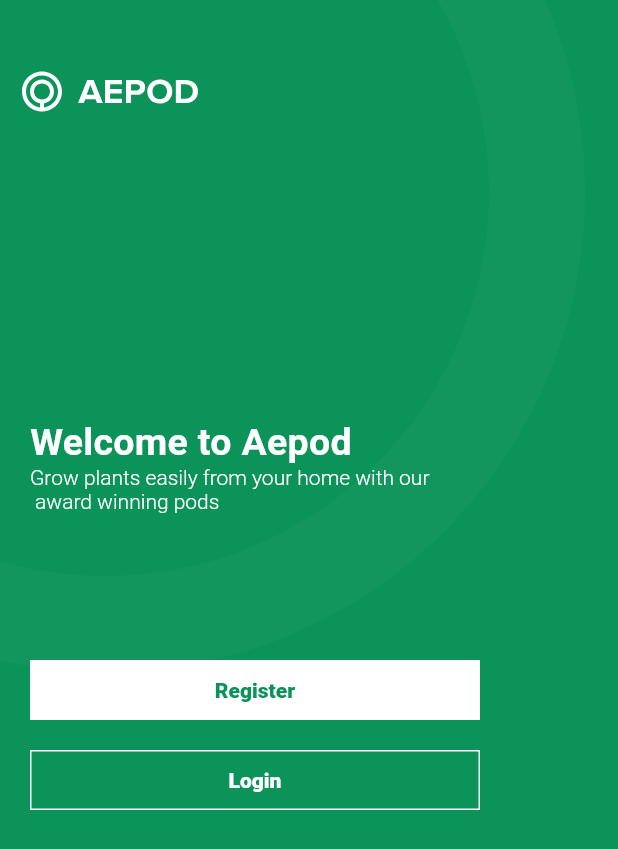
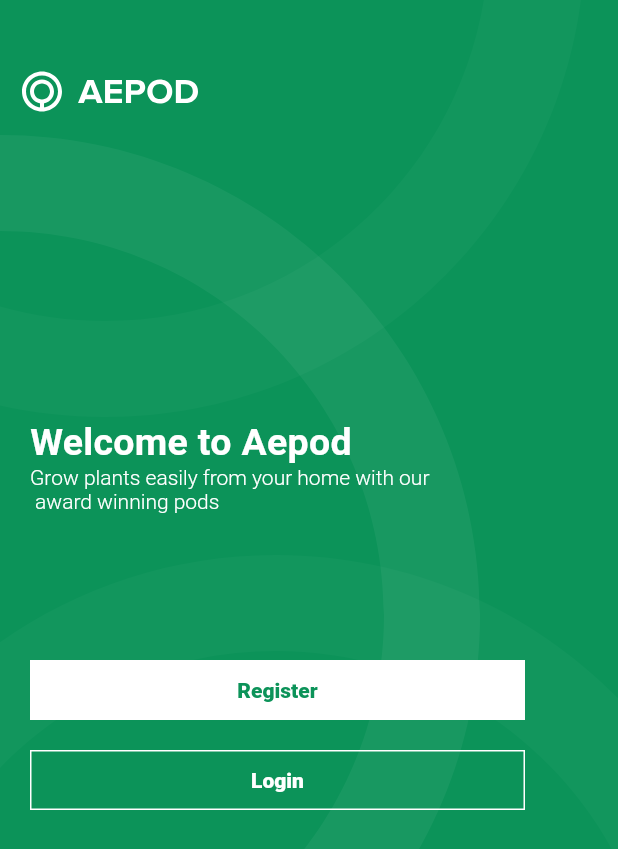
Before and after one commit to Jonyango/Aepod, a Flutter app: the screen it shows after launch, on a phone screen of 412 x 824 dp. Shown: the top 849 px of the screen. Run offline on Flutter 3.47's test engine with Material 2 defaults, Android fonts, the phone set to English and light mode, and no system bars; our stand-ins replace flutter_svg.

```diff
--- a/lib/components/button.dart
+++ b/lib/components/button.dart
@@ -10,7 +10,7 @@ class Button extends StatelessWidget {
   @override
   Widget build(BuildContext context) {
     return Container(
-      width: 300,
+      width: 330,
       height: 40,
       decoration: BoxDecoration(
         border: Border.all(color: Colors.white),
--- a/lib/screens/welcome_screen.dart
+++ b/lib/screens/welcome_screen.dart
@@ -13,12 +13,20 @@ class WelcomeScreen extends StatelessWidget {
             Align(
               alignment: Alignment.topLeft,
               child: Padding(
-                padding: EdgeInsets.only(left: 12.0, top:45.0),
+                padding: EdgeInsets.only(left: 12.0, top: 45.0),
                 child: SvgPicture.asset('assets/images/icon.svg',
                     color: Colors.white),
               ),
             ),
-            SvgPicture.asset('assets/images/Ellipse 1 (Stroke).svg'),
+            Positioned(
+              top: -170,
+              child: SvgPicture.asset('assets/images/Ellipse 1 (Stroke).svg',)),
+            Positioned(
+              top: 90,
+              child: SvgPicture.asset('assets/images/Ellipse 2 (Stroke).svg')),
+            Positioned(
+              top: 370,
+              child: SvgPicture.asset('assets/images/Ellipse 3 (Stroke).svg')),
             Positioned(
               top: 280,
               left: 20,
@@ -28,8 +36,7 @@ class WelcomeScreen extends StatelessWidget {
                     fontWeight: FontWeight.bold,
                     color: Colors.white,
                     letterSpacing: 0.2,
-                    fontSize: 25.0
-                    ),
+                    fontSize: 25.0),
               ),
             ),
             Positioned(
@@ -43,7 +50,7 @@ class WelcomeScreen extends StatelessWidget {
             ),
             Positioned(
               top: 440,
-              left:20,
+              left: 20,
               child: Button(
                 buttonName: 'Register',
                 backgroundColor: Colors.white,
@@ -52,7 +59,7 @@ class WelcomeScreen extends StatelessWidget {
             ),
             Positioned(
               top: 500,
-              left:20,
+              left: 20,
               child: Button(
                 buttonName: 'Login',
                 backgroundColor: Colors.transparent,
```
Also changed, not shown: assets/images/Ellipse 1 (Stroke) (2).svg (deleted), assets/images/Ellipse 2 (Stroke).svg (renamed from assets/images/Ellipse 1 (Stroke) (1).svg), assets/images/Ellipse 3 (Stroke).svg (added).
